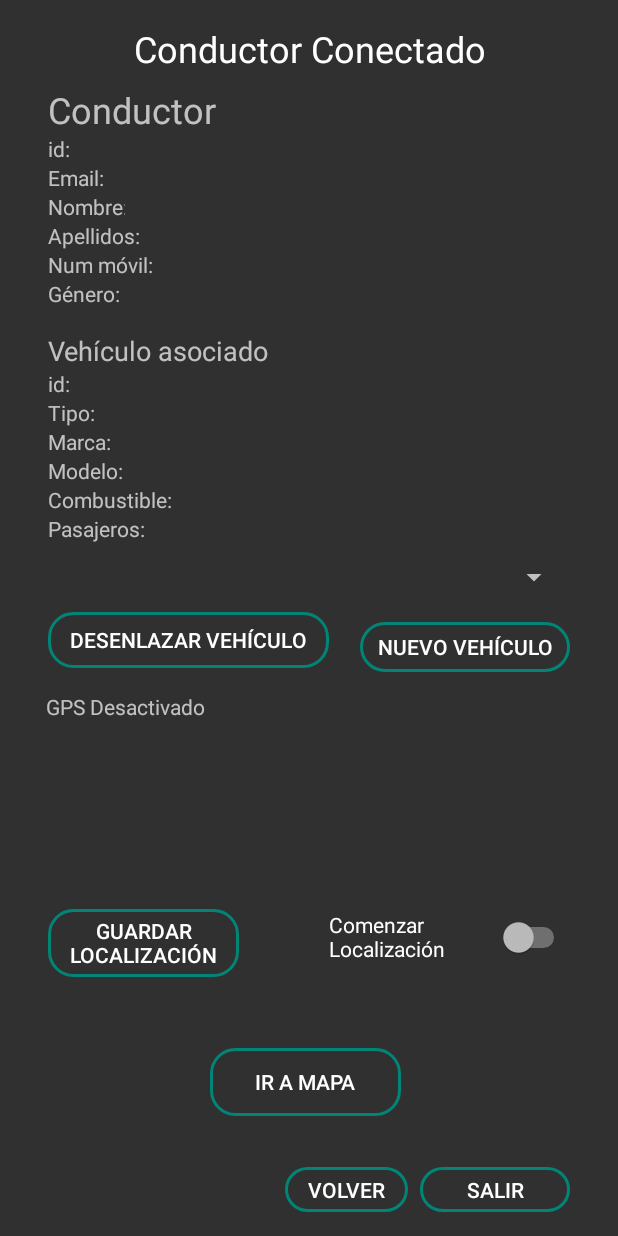
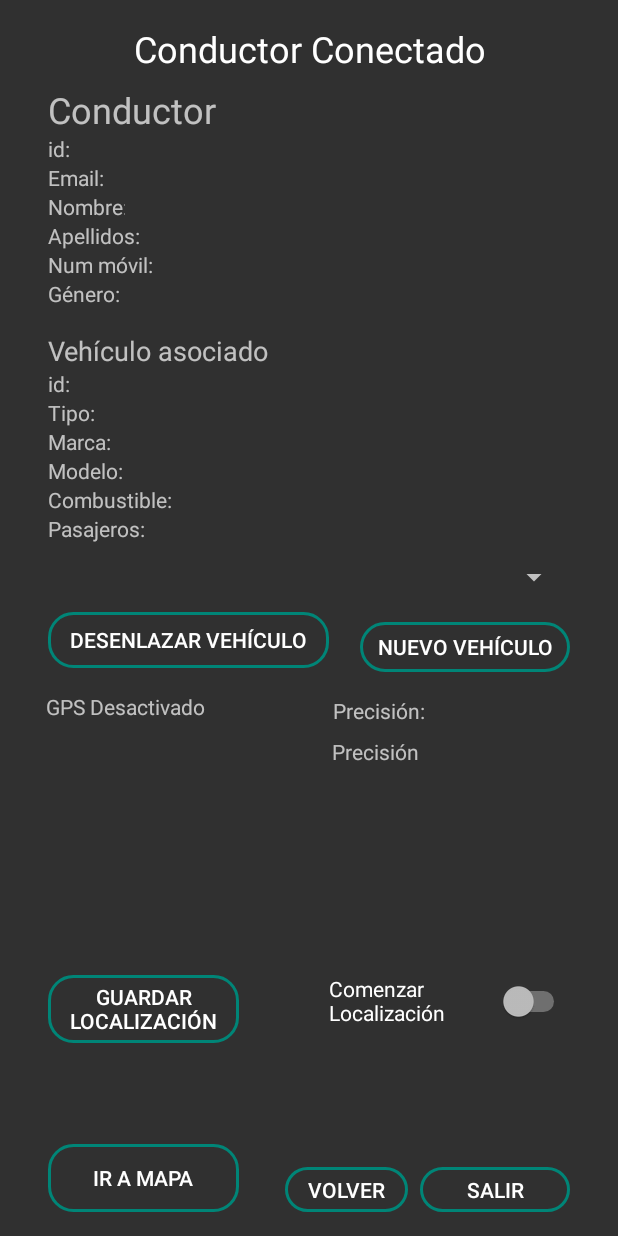
Before and after one commit to avillenam/geoloc, an Android app: the Activity_Usuario_Conectado screen opened directly, with no data from a screen before it, on a phone screen of 412 x 824 dp. Run offline under Robolectric (Android 15) with nearby library versions, the phone set to English and light mode, and no system bars.

Commit message:
Versión 2.2

```diff
--- a/app/src/main/java/com/uned/geoloc_3/Activity_Usuario_Conectado.java
+++ b/app/src/main/java/com/uned/geoloc_3/Activity_Usuario_Conectado.java
@@ -59,7 +59,7 @@ public class Activity_Usuario_Conectado extends AppCompatActivity {
 
     TextView txt_emailUSer, txt_idDriver, txt_name, txt_surname, txt_mobile, txt_gender;
     TextView txt_idVehicle, txt_type, txt_brand, txt_model, txt_fuel, txt_passengers;
-    TextView txt_latitud, txt_longitud, txt_direccion;
+    TextView txt_latitud, txt_longitud, txt_direccion, txt_precision;
     Button btn_back, btn_exit, btn_new_vehicle, btn_deattach_vehicle, btn_guardar_posicion, btn_mapa;
     Spinner spinner_vehicles;
     Switch switch_start_location;
@@ -82,12 +82,17 @@ public class Activity_Usuario_Conectado extends AppCompatActivity {
     String lat, lon;
     int codigo;
 
+    private LocationManager location;
+    private LocationListener listener;
+
 
     @Override
     protected void onCreate(Bundle savedInstanceState) {
         super.onCreate(savedInstanceState);
         setContentView(R.layout.activity_user_loged);
 
+
+        location = (LocationManager) getSystemService(Context.LOCATION_SERVICE);
 
         txt_emailUSer = (TextView) findViewById(R.id.txt_email2);
         txt_idDriver = (TextView) findViewById(R.id.txt_idDriver2);
@@ -113,6 +118,7 @@ public class Activity_Usuario_Conectado extends AppCompatActivity {
         txt_latitud = (TextView) findViewById(R.id.txt_latitud);
         txt_longitud = (TextView) findViewById(R.id.txt_longitud);
         txt_direccion = (TextView) findViewById(R.id.txt_direccion);
+        txt_precision = (TextView) findViewById(R.id.txt_precision);
 
 
         //crea el objeto Retrofit
@@ -206,7 +212,6 @@ public class Activity_Usuario_Conectado extends AppCompatActivity {
                         @Override
                         public void run() {
                             new Insertar(Activity_Usuario_Conectado.this).execute();
-                            //Log.i("tag", "A Kiss every 5 seconds");
                         }
                     }, 0, segundos * 1000);
 
@@ -337,7 +342,7 @@ public class Activity_Usuario_Conectado extends AppCompatActivity {
             startActivity(settingsIntent);
         }
         if (ActivityCompat.checkSelfPermission(this, Manifest.permission.ACCESS_FINE_LOCATION) != PackageManager.PERMISSION_GRANTED && ActivityCompat.checkSelfPermission(this, Manifest.permission.ACCESS_COARSE_LOCATION) != PackageManager.PERMISSION_GRANTED) {
-            ActivityCompat.requestPermissions(this, new String[]{Manifest.permission.ACCESS_FINE_LOCATION,}, 1000);
+            ActivityCompat.requestPermissions(this, new String[]{Manifest.permission.ACCESS_FINE_LOCATION, Manifest.permission.ACCESS_COARSE_LOCATION}, 1000);
             return;
         }
         mlocManager.requestLocationUpdates(LocationManager.NETWORK_PROVIDER, 0, 0, (LocationListener) Local);
@@ -368,6 +373,8 @@ public class Activity_Usuario_Conectado extends AppCompatActivity {
                 if (!list.isEmpty()) {
                     Address DirCalle = list.get(0);
                     txt_direccion.setText(DirCalle.getAddressLine(0));
+                    System.out.println("Accuracy: " + loc.getAccuracy() + " metros");
+                    txt_precision.setText(loc.getAccuracy() + " m");
                 }
             } catch (IOException e) {
                 e.printStackTrace();
@@ -400,6 +407,9 @@ public class Activity_Usuario_Conectado extends AppCompatActivity {
             txt_latitud.setText(lat);
             txt_longitud.setText(lon);
             this.userLogedActivity.setLocation(loc);
+            System.out.println("Accuracy: " + loc.getAccuracy() + " metros");
+            txt_precision.setText(loc.getAccuracy() + " m");
+
         }
 
         @Override
--- a/app/src/main/res/layout/activity_user_loged.xml
+++ b/app/src/main/res/layout/activity_user_loged.xml
@@ -10,16 +10,15 @@
         android:id="@+id/btn_mapa"
         android:layout_width="127dp"
         android:layout_height="45dp"
-        android:layout_marginStart="140dp"
-        android:layout_marginLeft="140dp"
-        android:layout_marginTop="8dp"
-        android:layout_marginBottom="24dp"
+        android:layout_marginStart="32dp"
+        android:layout_marginLeft="32dp"
+        android:layout_marginBottom="16dp"
         android:background="@drawable/button_rounded_border"
         android:text="Ir a Mapa"
         app:layout_constraintBottom_toBottomOf="parent"
         app:layout_constraintStart_toStartOf="parent"
-        app:layout_constraintTop_toBottomOf="@+id/spinner_vehicles"
-        app:layout_constraintVertical_bias="0.839" />
+        app:layout_constraintTop_toBottomOf="@+id/btn_guardar_posicion"
+        app:layout_constraintVertical_bias="1.0" />
 
     <TextView
         android:id="@+id/txt_passengers2"
@@ -380,6 +379,22 @@
         app:layout_constraintStart_toStartOf="parent"
         app:layout_constraintTop_toBottomOf="@+id/txt_gender2" />
 
+    <TextView
+        android:id="@+id/tv_accuracy"
+        android:layout_width="158dp"
+        android:layout_height="19dp"
+        android:layout_marginTop="16dp"
+        android:layout_marginEnd="32dp"
+        android:layout_marginRight="32dp"
+        android:ems="10"
+        android:inputType="text"
+        android:text="Precisión:"
+        android:textSize="14sp"
+        app:layout_constraintEnd_toEndOf="parent"
+        app:layout_constraintHorizontal_bias="1.0"
+        app:layout_constraintStart_toStartOf="parent"
+        app:layout_constraintTop_toBottomOf="@+id/btn_create_vehicle" />
+
     <Spinner
         android:id="@+id/spinner_vehicles"
         android:layout_width="348dp"
@@ -426,6 +441,22 @@
         app:layout_constraintTop_toBottomOf="@+id/spinner_vehicles"
         app:layout_constraintVertical_bias="0.0" />
 
+    <Switch
+        android:id="@+id/switch1"
+        android:layout_width="0dp"
+        android:layout_height="45dp"
+        android:layout_marginStart="60dp"
+        android:layout_marginLeft="60dp"
+        android:layout_marginEnd="32dp"
+        android:layout_marginRight="32dp"
+        android:text="Comenzar Localización"
+        app:layout_constraintBottom_toBottomOf="parent"
+        app:layout_constraintEnd_toEndOf="parent"
+        app:layout_constraintHorizontal_bias="0.0"
+        app:layout_constraintStart_toEndOf="@+id/btn_guardar_posicion"
+        app:layout_constraintTop_toBottomOf="@+id/spinner_vehicles"
+        app:layout_constraintVertical_bias="0.646" />
+
     <Button
         android:id="@+id/btn_guardar_posicion"
         android:layout_width="127dp"
@@ -439,23 +470,7 @@
         app:layout_constraintBottom_toBottomOf="parent"
         app:layout_constraintStart_toStartOf="parent"
         app:layout_constraintTop_toBottomOf="@+id/spinner_vehicles"
-        app:layout_constraintVertical_bias="0.571" />
-
-    <Switch
-        android:id="@+id/switch1"
-        android:layout_width="0dp"
-        android:layout_height="45dp"
-        android:layout_marginStart="60dp"
-        android:layout_marginLeft="60dp"
-        android:layout_marginEnd="32dp"
-        android:layout_marginRight="32dp"
-        android:text="Comenzar Localización"
-        app:layout_constraintBottom_toBottomOf="parent"
-        app:layout_constraintEnd_toEndOf="parent"
-        app:layout_constraintHorizontal_bias="0.875"
-        app:layout_constraintStart_toEndOf="@+id/btn_guardar_posicion"
-        app:layout_constraintTop_toBottomOf="@+id/spinner_vehicles"
-        app:layout_constraintVertical_bias="0.533" />
+        app:layout_constraintVertical_bias="0.698" />
 
     <TextView
         android:id="@+id/textView"
@@ -490,12 +505,15 @@
 
     <TextView
         android:id="@+id/txt_direccion"
-        android:layout_width="wrap_content"
-        android:layout_height="wrap_content"
+        android:layout_width="346dp"
+        android:layout_height="47dp"
         android:layout_marginStart="32dp"
         android:layout_marginLeft="32dp"
         android:layout_marginTop="8dp"
+        android:layout_marginEnd="32dp"
+        android:layout_marginRight="32dp"
         android:text="Dirección"
+        app:layout_constraintEnd_toEndOf="parent"
         app:layout_constraintStart_toStartOf="parent"
         app:layout_constraintTop_toBottomOf="@+id/txt_longitud" />
 
@@ -512,5 +530,16 @@
         app:layout_constraintStart_toStartOf="parent"
         app:layout_constraintTop_toBottomOf="@+id/btn_deattach_vehicle" />
 
+    <TextView
+        android:id="@+id/txt_precision"
+        android:layout_width="108dp"
+        android:layout_height="21dp"
+        android:layout_marginTop="8dp"
+        android:text="Precisión"
+        app:layout_constraintEnd_toEndOf="parent"
+        app:layout_constraintHorizontal_bias="0.729"
+        app:layout_constraintStart_toStartOf="parent"
+        app:layout_constraintTop_toBottomOf="@+id/tv_accuracy" />
+
 
 </androidx.constraintlayout.widget.ConstraintLayout>
```
